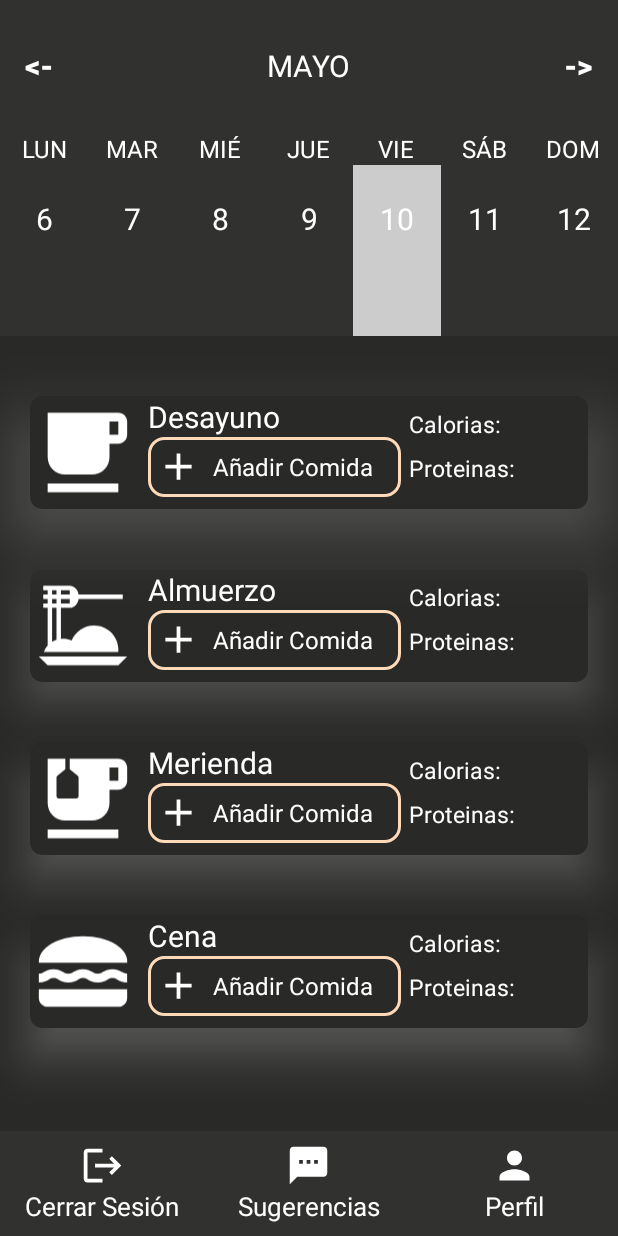
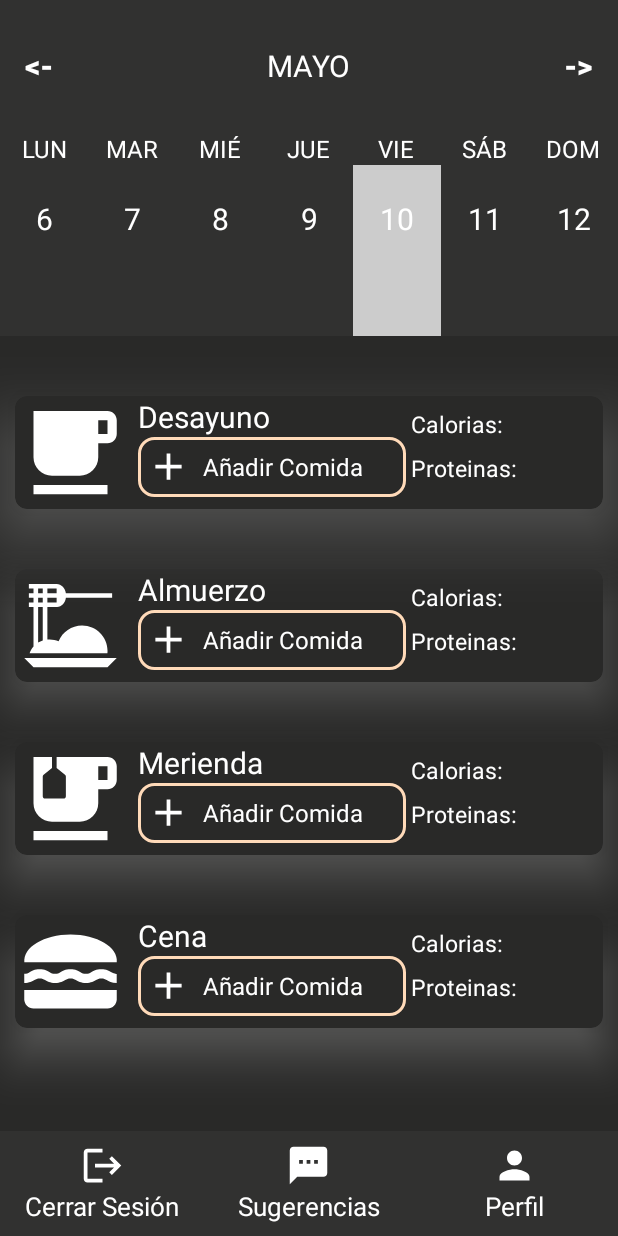
Before and after one commit to jonywrrior2/NutriFit2, an Android app: the MainActivity screen opened directly, with no data from a screen before it, on a phone screen of 412 x 824 dp. Run offline under Robolectric (Android 15) with nearby library versions, the light colour scheme and no system bars; our stand-ins replace Firebase (no records; nobody signed in at launch, a user with empty details on screens opened directly).

Commit message:
Algunos cambios de margen en el layout

```diff
--- a/app/src/main/res/layout/activity_main.xml
+++ b/app/src/main/res/layout/activity_main.xml
@@ -141,7 +141,7 @@
         <androidx.cardview.widget.CardView
             android:layout_width="match_parent"
             android:layout_height="75dp"
-            android:layout_marginHorizontal="20dp"
+            android:layout_marginHorizontal="10dp"
             android:layout_marginTop="40dp"
             app:cardBackgroundColor="@color/grayOscuro"
             android:outlineSpotShadowColor="@color/white"
@@ -208,7 +208,7 @@
                         android:textColor="@color/white"
                         android:textSize="15sp"
                         android:layout_marginTop="8dp"
-                        android:layout_marginStart="5dp"/>
+                        android:layout_marginStart="3dp"/>
 
                     <TextView
                         android:id="@+id/pDesayuno"
@@ -219,7 +219,7 @@
                         android:textColor="@color/white"
                         android:textSize="15sp"
                         android:layout_marginTop="8dp"
-                        android:layout_marginStart="5dp"/>
+                        android:layout_marginStart="3dp"/>
                 </LinearLayout>
 
             </LinearLayout>
@@ -229,7 +229,7 @@
         <androidx.cardview.widget.CardView
             android:layout_width="match_parent"
             android:layout_height="75dp"
-            android:layout_marginHorizontal="20dp"
+            android:layout_marginHorizontal="10dp"
             android:layout_marginTop="40dp"
             app:cardBackgroundColor="@color/grayOscuro"
             android:outlineSpotShadowColor="@color/white"
@@ -296,7 +296,7 @@
                         android:textColor="@color/white"
                         android:textSize="15sp"
                         android:layout_marginTop="8dp"
-                        android:layout_marginStart="5dp"/>
+                        android:layout_marginStart="3dp"/>
 
                     <TextView
                         android:id="@+id/pAlmuerzo"
@@ -307,7 +307,7 @@
                         android:textColor="@color/white"
                         android:textSize="15sp"
                         android:layout_marginTop="8dp"
-                        android:layout_marginStart="5dp"/>
+                        android:layout_marginStart="3dp"/>
                 </LinearLayout>
 
             </LinearLayout>
@@ -316,7 +316,7 @@
         <androidx.cardview.widget.CardView
             android:layout_width="match_parent"
             android:layout_height="75dp"
-            android:layout_marginHorizontal="20dp"
+            android:layout_marginHorizontal="10dp"
             android:layout_marginTop="40dp"
             app:cardBackgroundColor="@color/grayOscuro"
             android:outlineSpotShadowColor="@color/white"
@@ -385,7 +385,7 @@
                     android:textColor="@color/white"
                     android:textSize="15sp"
                     android:layout_marginTop="8dp"
-                    android:layout_marginStart="5dp"/>
+                    android:layout_marginStart="3dp"/>
 
                 <TextView
                     android:id="@+id/pMerienda"
@@ -395,7 +395,7 @@
                     android:text="@string/proteina"
                     android:textColor="@color/white"
                     android:layout_marginTop="8dp"
-                    android:layout_marginStart="5dp"
+                    android:layout_marginStart="3dp"
                     android:textSize="15sp" />
 
             </LinearLayout>
@@ -408,7 +408,7 @@
         <androidx.cardview.widget.CardView
             android:layout_width="match_parent"
             android:layout_height="75dp"
-            android:layout_marginHorizontal="20dp"
+            android:layout_marginHorizontal="10dp"
             android:layout_marginTop="40dp"
             app:cardBackgroundColor="@color/grayOscuro"
             android:outlineSpotShadowColor="@color/white"
@@ -475,7 +475,7 @@
                         android:textColor="@color/white"
                         android:textSize="15sp"
                         android:layout_marginTop="8dp"
-                        android:layout_marginStart="5dp"/>
+                        android:layout_marginStart="3dp"/>
 
                     <TextView
                         android:id="@+id/pCena"
@@ -486,7 +486,7 @@
                         android:textColor="@color/white"
                         android:textSize="15sp"
                         android:layout_marginTop="8dp"
-                        android:layout_marginStart="5dp"/>
+                        android:layout_marginStart="3dp"/>
                 </LinearLayout>
 
             </LinearLayout>
```
